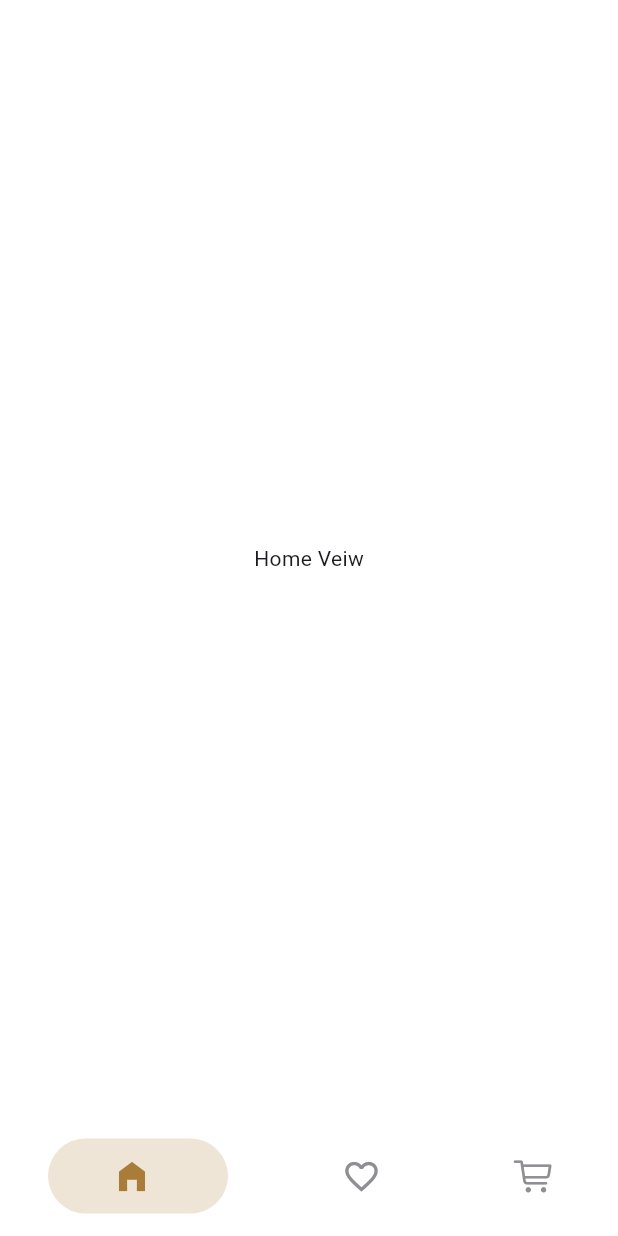
After one commit to Mostafa-Salah10/Coffee-App, a Flutter app: the BottomNavBarView screen opened by its route, on a phone screen of 412 x 824 dp. The commit adds this screen. Run offline on Flutter 3.47's test engine with Material 3 defaults, Android fonts, the phone set to English and light mode, and no system bars; drawn by our look-alikes of persistent_bottom_nav_bar; our stand-ins replace flutter_bloc, flutter_screenutil, fluttertoast, lottie.

Commit message:
create bottom navbar

```diff
--- a/lib/core/routes/app_router.dart
+++ b/lib/core/routes/app_router.dart
@@ -1,6 +1,7 @@
 import 'package:coffee_app/core/routes/app_routes.dart';
 import 'package:coffee_app/features/auth/presentation/screens/signin_view.dart';
 import 'package:coffee_app/features/auth/presentation/screens/signup_view.dart';
+import 'package:coffee_app/features/home/presentation/screens/bottom_nav_bar_view.dart';
 import 'package:coffee_app/features/onboarding/presentation/screens/onboarding_view.dart';
 import 'package:coffee_app/features/splash/presentation/screens/spalsh_view.dart';
 import 'package:flutter/material.dart';
@@ -16,6 +17,8 @@ abstract class AppRouter {
         return MaterialPageRoute(builder: (_) => const SigninView());
       case AppRoutes.signUpScreen:
         return MaterialPageRoute(builder: (_) => const SignupView());
+      case AppRoutes.bottomNavBarScreen:
+        return MaterialPageRoute(builder: (_) => const BottomNavBarView());
 
       default:
         return MaterialPageRoute(builder: (_) => Container());
--- a/lib/core/routes/app_routes.dart
+++ b/lib/core/routes/app_routes.dart
@@ -3,5 +3,5 @@ abstract class AppRoutes {
   static const String onboardingScreen = "/onboardingScreen";
   static const String signInScreen = "/signInScreen";
   static const String signUpScreen = "/signUpScreen";
-  static const String homeScreen = "/homeScreen";
+  static const String bottomNavBarScreen = "/bottomNavBarScreen";
 }
--- a/lib/features/auth/presentation/widgets/custom_signin_content_widget.dart
+++ b/lib/features/auth/presentation/widgets/custom_signin_content_widget.dart
@@ -1,3 +1,4 @@
+import 'package:coffee_app/core/functions/custom_navigator.dart';
 import 'package:coffee_app/core/routes/app_routes.dart';
 import 'package:coffee_app/core/utils/app_colors.dart';
 import 'package:coffee_app/core/utils/app_strings.dart';
@@ -44,7 +45,12 @@ class CustomSigninContentWidget extends StatelessWidget {
             CustomButton(
               text: AppStrings.signUp,
               onPressed: () {
-                if (auth.signInKey.currentState!.validate()) {}
+                if (auth.signInKey.currentState!.validate()) {
+                  customPushReplacement(
+                    context,
+                    route: AppRoutes.bottomNavBarScreen,
+                  );
+                }
               },
             ),
             SizedBox(height: 20.h),
--- a/lib/features/auth/presentation/widgets/custom_signup_content_widget.dart
+++ b/lib/features/auth/presentation/widgets/custom_signup_content_widget.dart
@@ -1,3 +1,4 @@
+import 'package:coffee_app/core/functions/custom_navigator.dart';
 import 'package:coffee_app/core/routes/app_routes.dart';
 import 'package:coffee_app/core/utils/app_colors.dart';
 import 'package:coffee_app/core/utils/app_strings.dart';
@@ -44,7 +45,12 @@ class CsutomSignUpContentWidget extends StatelessWidget {
             CustomButton(
               text: AppStrings.signUp,
               onPressed: () {
-                if (auth.signUpKey.currentState!.validate()) {}
+                if (auth.signUpKey.currentState!.validate()) {
+                  customPushReplacement(
+                    context,
+                    route: AppRoutes.bottomNavBarScreen,
+                  );
+                }
               },
             ),
             SizedBox(height: 20.h),
--- /dev/null
+++ b/lib/features/home/presentation/screens/bottom_nav_bar_view.dart
@@ -0,0 +1,70 @@
+import 'package:coffee_app/core/utils/app_colors.dart';
+import 'package:coffee_app/features/home/presentation/screens/home_veiw.dart';
+import 'package:flutter/cupertino.dart';
+import 'package:flutter/material.dart';
+import 'package:persistent_bottom_nav_bar/persistent_bottom_nav_bar.dart';
+
+class BottomNavBarView extends StatefulWidget {
+  const BottomNavBarView({super.key});
+
+  @override
+  State<BottomNavBarView> createState() => _BottomNavBarViewState();
+}
+
+class _BottomNavBarViewState extends State<BottomNavBarView> {
+  late PersistentTabController controller;
+
+  @override
+  void initState() {
+    super.initState();
+    controller = PersistentTabController(initialIndex: 0);
+  }
+
+  @override
+  void dispose() {
+    controller.dispose();
+    super.dispose();
+  }
+
+  @override
+  Widget build(BuildContext context) {
+    return PersistentTabView(
+      context,
+      controller: controller,
+      screens: _buildScreens(),
+      items: _navBarsItems(),
+      handleAndroidBackButtonPress: true,
+      resizeToAvoidBottomInset: true,
+      hideNavigationBarWhenKeyboardAppears: true,
+      backgroundColor: AppColors.white,
+      isVisible: true,
+      // confineToSafeArea: true,
+      navBarHeight: 80,
+      navBarStyle: NavBarStyle.style1,
+    );
+  }
+
+  List<Widget> _buildScreens() {
+    return [
+      HomeVeiw(),
+      Center(child: Text("Screen Two")),
+      Center(child: Text("Screen Three")),
+    ];
+  }
+
+  List<PersistentBottomNavBarItem> _navBarsItems() {
+    return [
+      _getPresistenceItem(Icons.home_filled),
+      _getPresistenceItem(Icons.favorite_border_outlined),
+      _getPresistenceItem(CupertinoIcons.cart),
+    ];
+  }
+
+  PersistentBottomNavBarItem _getPresistenceItem(IconData icon) {
+    return PersistentBottomNavBarItem(
+      icon: Icon(icon),
+      activeColorPrimary: AppColors.arrowButton,
+      inactiveColorPrimary: CupertinoColors.systemGrey,
+    );
+  }
+}
--- /dev/null
+++ b/lib/features/home/presentation/screens/home_veiw.dart
@@ -0,0 +1,12 @@
+import 'package:flutter/material.dart';
+
+class HomeVeiw extends StatelessWidget {
+  const HomeVeiw({super.key});
+
+  @override
+  Widget build(BuildContext context) {
+    return Scaffold(
+      body: Center(child: InkWell(onTap: () {}, child: Text("Home Veiw"))),
+    );
+  }
+}
--- a/pubspec.yaml
+++ b/pubspec.yaml
@@ -14,6 +14,7 @@ dependencies:
   flutter_screenutil: ^5.9.3
   fluttertoast: ^8.2.12
   lottie: ^3.3.1
+  persistent_bottom_nav_bar: ^6.2.1
 
 dev_dependencies:
   flutter_lints: ^5.0.0
@@ -29,7 +30,6 @@ flutter:
       fonts:
         - asset: assets/fonts/Poppins-Regular.ttf
 
-
 flutter_assets:
   assets_path: assets/images/
   output_path: lib/core/utils/
```
Also changed, not shown: pubspec.lock.
